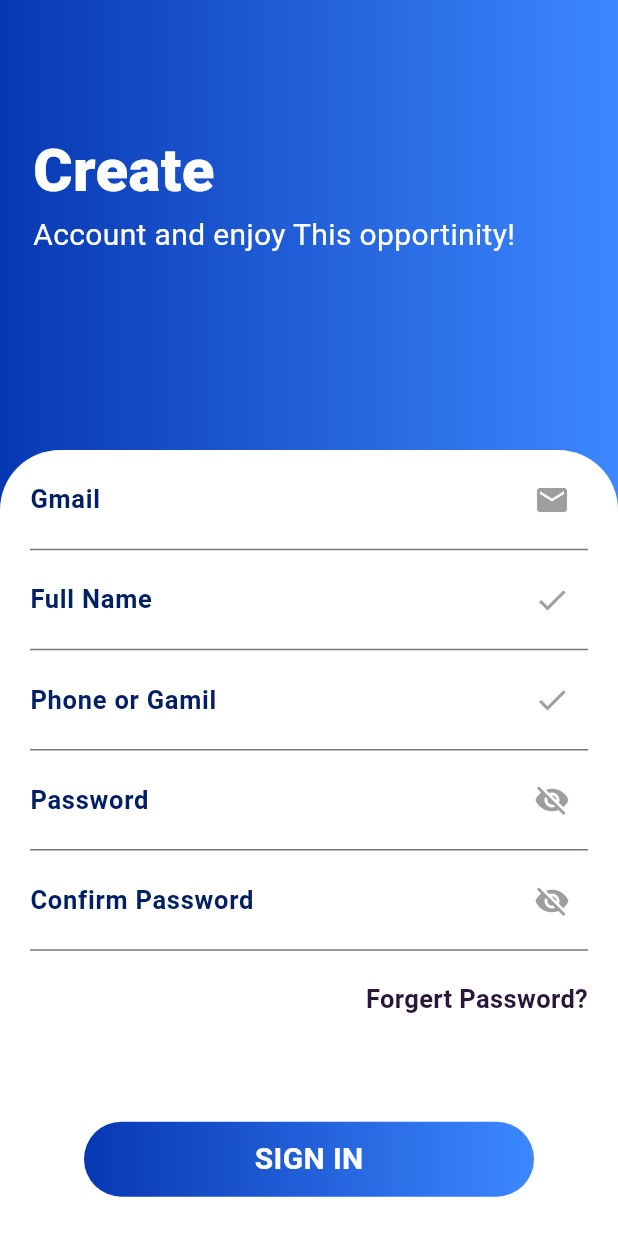
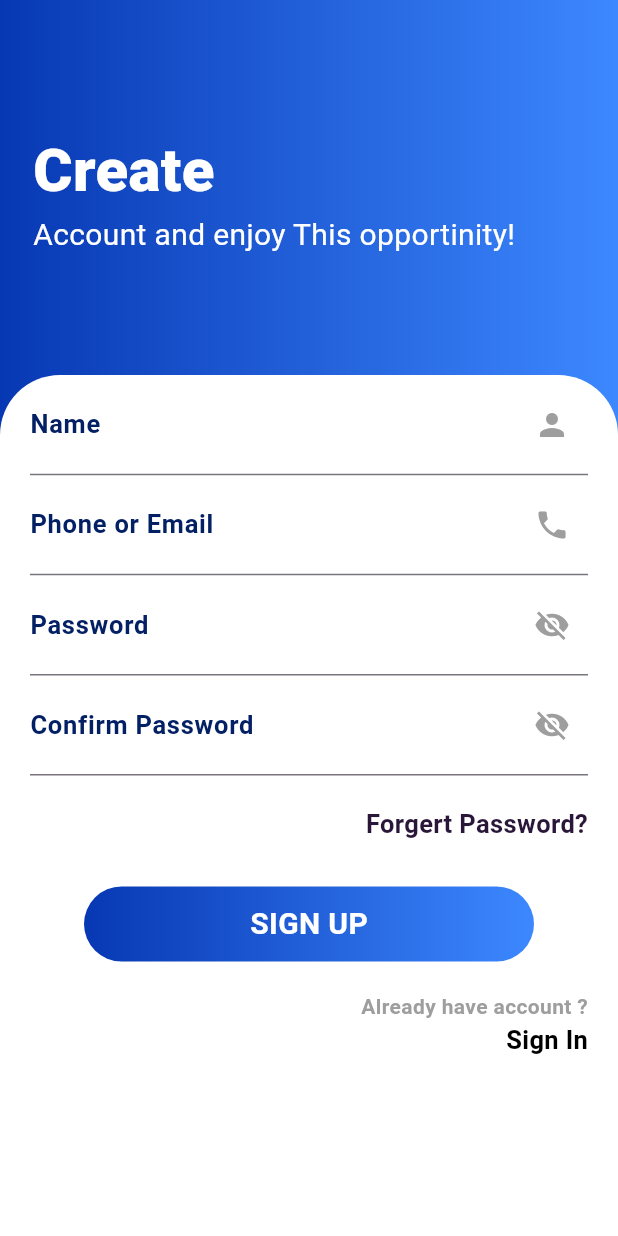
Before and after one commit to SemaNumeriqueOrganization/semanumerique_mobile, a Flutter app: the RegisterScreen screen opened by its route, on a phone screen of 412 x 824 dp. Run offline on Flutter 3.47's test engine with Material 3 defaults, Android fonts, the phone set to English and light mode, and no system bars; our stand-ins replace flutter_easyloading, font_awesome_flutter, get, shared_preferences; accounts and stored records are empty; Roboto replaces fonts that are missing (Comfortaa).

Commit message:
Register and login

```diff
--- a/lib/views/screens/auth/register_screen.dart
+++ b/lib/views/screens/auth/register_screen.dart
@@ -47,7 +47,7 @@ class _RegisterScreenState extends State<RegisterScreen> {
             ),
           ),
           Padding(
-            padding: const EdgeInsets.only(top: 300.0),
+            padding: const EdgeInsets.only(top: 250.0),
             child: Container(
               decoration: const BoxDecoration(
                 borderRadius: BorderRadius.only(
@@ -64,33 +64,14 @@ class _RegisterScreenState extends State<RegisterScreen> {
                     mainAxisAlignment: MainAxisAlignment.center,
                     children: [
                       const CustomTextField(
-                        label: 'Gmail',
-                        hint: "example : semanumerique@gmail.com",
-                        suffixIcon: Icon(Icons.mail, color: Colors.grey),
+                        label: 'Name',
+                        hint: "Full Name",
+                        suffixIcon: Icon(Icons.person, color: Colors.grey),
                       ),
-                      const TextField(
-                        decoration: InputDecoration(
-                            hintText: 'Name',
-                            suffixIcon: Icon(Icons.check, color: Colors.grey),
-                            label: Text(
-                              'Full Name',
-                              style: TextStyle(
-                                fontWeight: FontWeight.bold,
-                                color: MkasColor.Bluetext,
-                              ),
-                            )),
-                      ),
-                      const TextField(
-                        decoration: InputDecoration(
-                            hintText: 'Phone or number',
-                            suffixIcon: Icon(Icons.check, color: Colors.grey),
-                            label: Text(
-                              'Phone or Gamil',
-                              style: TextStyle(
-                                fontWeight: FontWeight.bold,
-                                color: MkasColor.Bluetext,
-                              ),
-                            )),
+                      const CustomTextField(
+                        label: 'Phone or Email',
+                        hint: "+243 975 *** **9 or exam@gmail.com",
+                        suffixIcon: Icon(Icons.phone, color: Colors.grey),
                       ),
                       TextField(
                         decoration: InputDecoration(
@@ -157,7 +138,7 @@ class _RegisterScreenState extends State<RegisterScreen> {
                         ),
                       ),
                       const SizedBox(
-                        height: 70,
+                        height: 30,
                       ),
                       Container(
                         height: 50,
@@ -171,7 +152,7 @@ class _RegisterScreenState extends State<RegisterScreen> {
                         ),
                         child: const Center(
                           child: Text(
-                            'SIGN IN',
+                            'SIGN UP',
                             style: TextStyle(
                                 fontWeight: FontWeight.bold,
                                 fontSize: 20,
@@ -180,7 +161,7 @@ class _RegisterScreenState extends State<RegisterScreen> {
                         ),
                       ),
                       const SizedBox(
-                        height: 90,
+                        height: 20,
                       ),
                       const Align(
                         alignment: Alignment.bottomRight,
@@ -189,14 +170,14 @@ class _RegisterScreenState extends State<RegisterScreen> {
                           crossAxisAlignment: CrossAxisAlignment.end,
                           children: [
                             Text(
-                              "Don't have account ?",
+                              "Already have account ?",
                               style: TextStyle(
                                 fontWeight: FontWeight.bold,
                                 color: Colors.grey,
                               ),
                             ),
                             Text(
-                              'Sign Up',
+                              'Sign In',
                               style: TextStyle(
                                 fontWeight: FontWeight.bold,
                                 fontSize: 17,
@@ -205,7 +186,10 @@ class _RegisterScreenState extends State<RegisterScreen> {
                             ),
                           ],
                         ),
-                      )
+                      ),
+                      const SizedBox(
+                        height: 20,
+                      ),
                     ],
                   ),
                 ),
```
